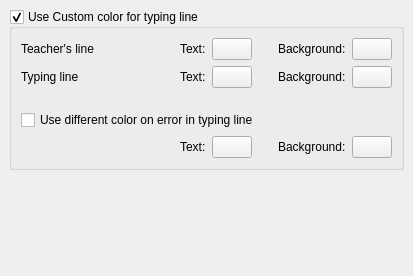
Before: the Qt Designer form src/ui/ktouchprefcolorspage.ui in KDE/ktouch, drawn with Qt 5.
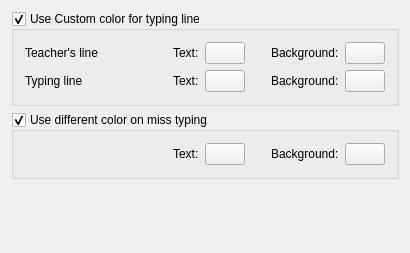
After: the same form once the commit is applied. Custom widgets are drawn as their Qt base class.

Commit message: fix color settings for student and teacher text line. And some small changes to the config dialog.

```diff
--- a/src/ui/ktouchprefcolorspage.ui
+++ b/src/ui/ktouchprefcolorspage.ui
@@ -5,21 +5,15 @@
    <rect>
     <x>0</x>
     <y>0</y>
-    <width>413</width>
-    <height>276</height>
+    <width>410</width>
+    <height>253</height>
    </rect>
   </property>
   <property name="windowTitle" >
    <string>Color Settings</string>
   </property>
-  <layout class="QVBoxLayout" >
-   <property name="margin" >
-    <number>9</number>
-   </property>
-   <property name="spacing" >
-    <number>6</number>
-   </property>
-   <item>
+  <layout class="QGridLayout" >
+   <item row="0" column="0" >
     <widget class="QGroupBox" name="kcfg_CommonTypingLineColors" >
      <property name="title" >
       <string>Use Custom color for typing line</string>
@@ -27,27 +21,31 @@
      <property name="checkable" >
       <bool>true</bool>
      </property>
-     <layout class="QVBoxLayout" >
-      <property name="margin" >
-       <number>9</number>
-      </property>
-      <property name="spacing" >
-       <number>6</number>
-      </property>
-      <item>
+     <layout class="QGridLayout" >
+      <item row="0" column="0" >
        <layout class="QGridLayout" >
         <property name="margin" >
          <number>0</number>
         </property>
-        <property name="spacing" >
+        <property name="topMargin" >
+         <number>0</number>
+        </property>
+        <property name="rightMargin" >
+         <number>0</number>
+        </property>
+        <property name="bottomMargin" >
+         <number>0</number>
+        </property>
+        <property name="horizontalSpacing" >
+         <number>6</number>
+        </property>
+        <property name="verticalSpacing" >
          <number>6</number>
         </property>
         <item row="0" column="4" >
          <widget class="KColorButton" name="kcfg_TeacherTextColor" >
           <property name="sizePolicy" >
-           <sizepolicy>
-            <hsizetype>1</hsizetype>
-            <vsizetype>0</vsizetype>
+           <sizepolicy vsizetype="Fixed" hsizetype="Minimum" >
             <horstretch>0</horstretch>
             <verstretch>0</verstretch>
            </sizepolicy>
@@ -225,38 +223,36 @@
         </item>
        </layout>
       </item>
-      <item>
-       <spacer>
-        <property name="orientation" >
-         <enum>Qt::Vertical</enum>
-        </property>
-        <property name="sizeType" >
-         <enum>QSizePolicy::Fixed</enum>
-        </property>
-        <property name="sizeHint" >
-         <size>
-          <width>20</width>
-          <height>16</height>
-         </size>
-        </property>
-       </spacer>
-      </item>
-      <item>
-       <widget class="QCheckBox" name="kcfg_ColorOnError" >
-        <property name="toolTip" >
-         <string>If checked this shows your error using the colors below on the typing line</string>
-        </property>
-        <property name="text" >
-         <string>Use different color on error in typing line</string>
-        </property>
-       </widget>
-      </item>
-      <item>
+     </layout>
+    </widget>
+   </item>
+   <item row="1" column="0" >
+    <widget class="QGroupBox" name="kcfg_ColorOnError" >
+     <property name="title" >
+      <string>Use different color on miss typing</string>
+     </property>
+     <property name="checkable" >
+      <bool>true</bool>
+     </property>
+     <layout class="QGridLayout" >
+      <item row="0" column="0" >
        <layout class="QGridLayout" >
-        <property name="margin" >
+        <property name="leftMargin" >
          <number>0</number>
         </property>
-        <property name="spacing" >
+        <property name="topMargin" >
+         <number>0</number>
+        </property>
+        <property name="rightMargin" >
+         <number>0</number>
+        </property>
+        <property name="bottomMargin" >
+         <number>0</number>
+        </property>
+        <property name="horizontalSpacing" >
+         <number>6</number>
+        </property>
+        <property name="verticalSpacing" >
          <number>6</number>
         </property>
         <item row="0" column="0" >
@@ -354,15 +350,15 @@
      </layout>
     </widget>
    </item>
-   <item>
+   <item row="2" column="0" >
     <spacer>
      <property name="orientation" >
       <enum>Qt::Vertical</enum>
      </property>
      <property name="sizeHint" >
       <size>
-       <width>351</width>
-       <height>51</height>
+       <width>20</width>
+       <height>40</height>
       </size>
      </property>
     </spacer>
```
Left out of the diff: 2 changed lines with no effect on the pictures. The commit also changes 7 other files.
